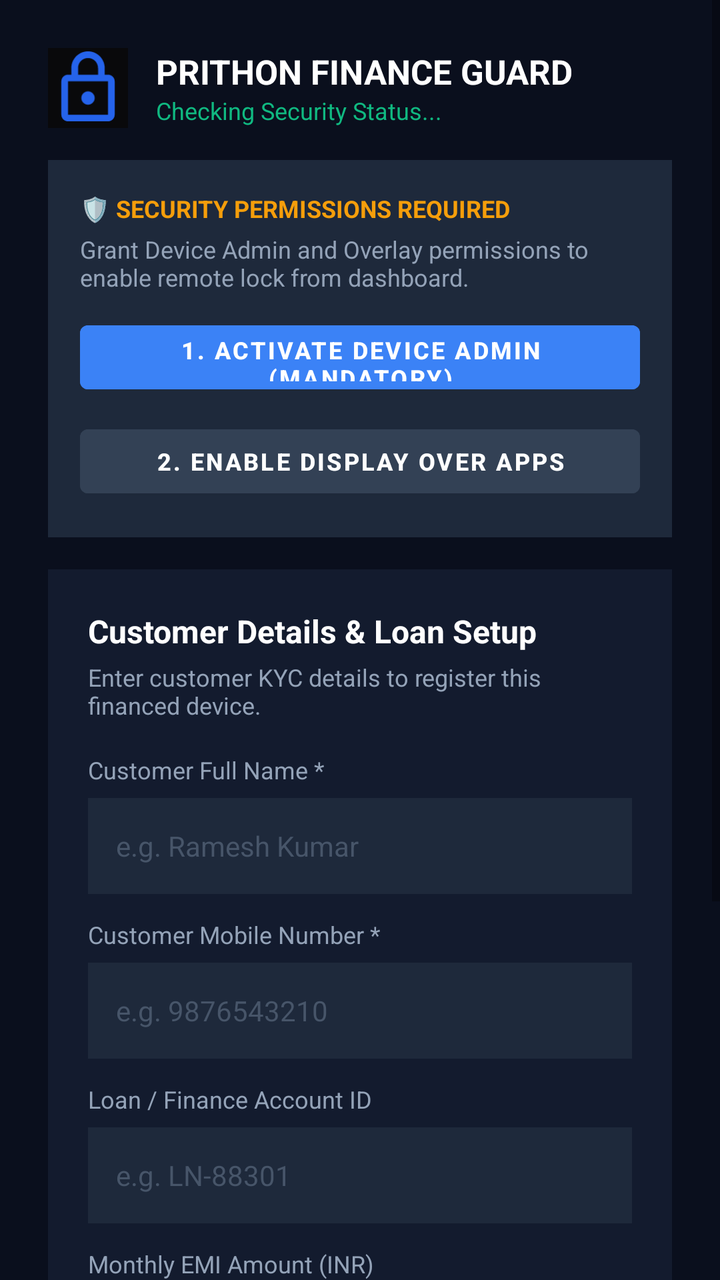
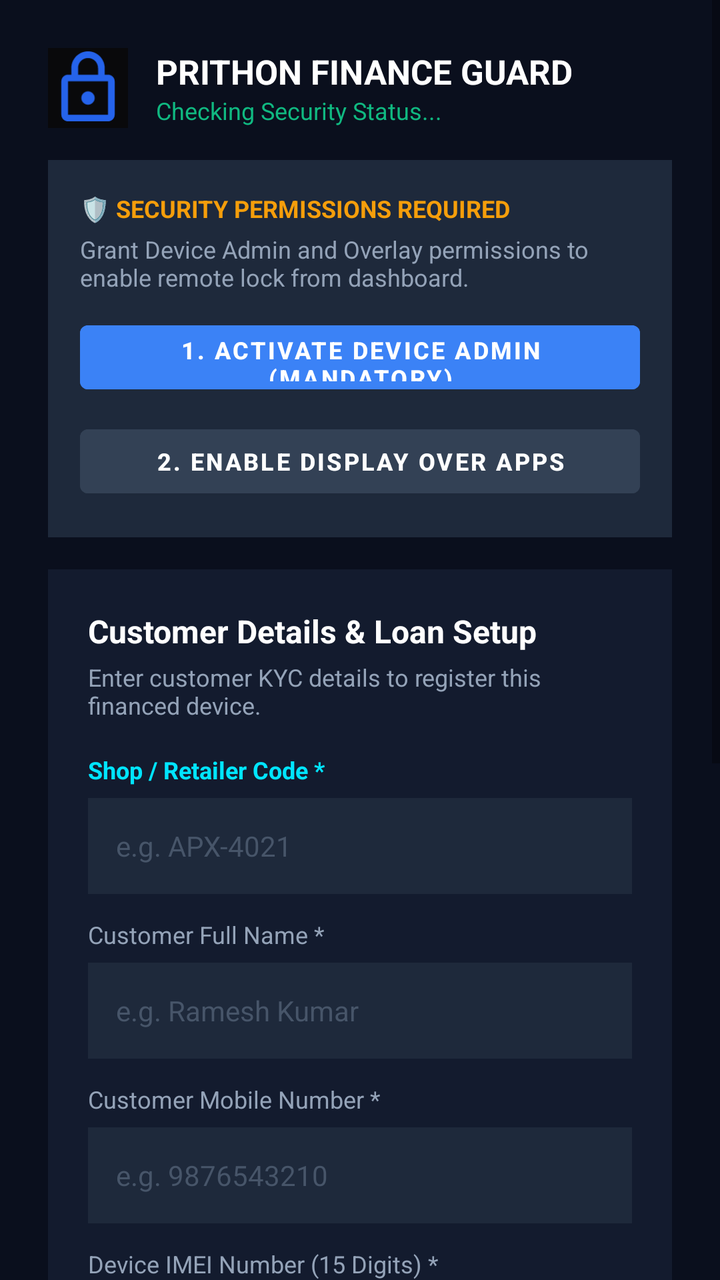

Two renders of the same Android screen: before a commit and after it. Below are the layout's source before the change and the commit's diff.
<!-- AndroidManifest.xml: application theme Theme.PrithonDpc -->
<!-- res/layout/activity_main.xml -->
<?xml version="1.0" encoding="utf-8"?>
<ScrollView xmlns:android="http://schemas.android.com/apk/res/android"
    android:layout_width="match_parent"
    android:layout_height="match_parent"
    android:background="@color/bg_dark"
    android:fillViewport="true">

    <LinearLayout
        android:layout_width="match_parent"
        android:layout_height="wrap_content"
        android:orientation="vertical"
        android:padding="24dp">

        
        <LinearLayout
            android:layout_width="match_parent"
            android:layout_height="wrap_content"
            android:orientation="horizontal"
            android:gravity="center_vertical"
            android:layout_marginBottom="16dp">

            <ImageView
                android:layout_width="40dp"
                android:layout_height="40dp"
                android:src="@drawable/ic_launcher"
                android:contentDescription="Logo" />

            <LinearLayout
                android:layout_width="0dp"
                android:layout_height="wrap_content"
                android:layout_weight="1"
                android:layout_marginStart="14dp"
                android:orientation="vertical">

                <TextView
                    android:layout_width="wrap_content"
                    android:layout_height="wrap_content"
                    android:text="PRITHON FINANCE GUARD"
                    android:textColor="@color/white"
                    android:textSize="17sp"
                    android:textStyle="bold" />

                <TextView
                    android:id="@+id/tvStatus"
                    android:layout_width="wrap_content"
                    android:layout_height="wrap_content"
                    android:text="Checking Security Status..."
                    android:textColor="@color/green_success"
                    android:textSize="12sp" />
            </LinearLayout>
        </LinearLayout>

        
        <LinearLayout
            android:id="@+id/cardPermissions"
            android:layout_width="match_parent"
            android:layout_height="wrap_content"
            android:orientation="vertical"
            android:background="#1E293B"
            android:padding="16dp"
            android:layout_marginBottom="16dp">

            <TextView
                android:layout_width="wrap_content"
                android:layout_height="wrap_content"
                android:text="🛡️ SECURITY PERMISSIONS REQUIRED"
                android:textColor="@color/yellow_pending"
                android:textSize="12sp"
                android:textStyle="bold" />

            <TextView
                android:id="@+id/tvPermDesc"
                android:layout_width="wrap_content"
                android:layout_height="wrap_content"
                android:text="Grant Device Admin and Overlay permissions to enable remote lock from dashboard."
                android:textColor="@color/text_muted"
                android:textSize="12sp"
                android:layout_marginTop="4dp" />

            <Button
                android:id="@+id/btnGrantAdmin"
                android:layout_width="match_parent"
                android:layout_height="44dp"
                android:text="1. ACTIVATE DEVICE ADMIN (MANDATORY)"
                android:backgroundTint="@color/blue_primary"
                android:textColor="@color/white"
                android:textSize="12sp"
                android:textStyle="bold"
                android:layout_marginTop="10dp" />

            <Button
                android:id="@+id/btnGrantOverlay"
                android:layout_width="match_parent"
                android:layout_height="44dp"
                android:text="2. ENABLE DISPLAY OVER APPS"
                android:backgroundTint="#334155"
                android:textColor="@color/white"
                android:textSize="12sp"
                android:textStyle="bold"
                android:layout_marginTop="8dp" />
        </LinearLayout>

        
        <LinearLayout
            android:id="@+id/cardCustomerSummary"
            android:layout_width="match_parent"
            android:layout_height="wrap_content"
            android:orientation="vertical"
            android:background="@color/card_dark"
            android:padding="16dp"
            android:visibility="gone"
            android:layout_marginBottom="16dp">

            <TextView
                android:layout_width="wrap_content"
                android:layout_height="wrap_content"
                android:text="CUSTOMER ONBOARDING ACTIVE"
                android:textColor="@color/blue_primary"
                android:textSize="12sp"
                android:textStyle="bold" />

            <TextView
                android:id="@+id/tvSummaryName"
                android:layout_width="wrap_content"
                android:layout_height="wrap_content"
                android:text="Name: Ramesh Sharma"
                android:textColor="@color/white"
                android:textSize="15sp"
                android:textStyle="bold"
                android:layout_marginTop="8dp" />

            <TextView
                android:id="@+id/tvSummaryPhone"
                android:layout_width="wrap_content"
                android:layout_height="wrap_content"
                android:text="Phone: +91 9876543210"
                android:textColor="@color/text_muted"
                android:textSize="13sp"
                android:layout_marginTop="4dp" />

            <TextView
                android:id="@+id/tvSummaryLoan"
                android:layout_width="wrap_content"
                android:layout_height="wrap_content"
                android:text="Loan ID: PRITHON-1024"
                android:textColor="@color/text_muted"
                android:textSize="13sp"
                android:layout_marginTop="4dp" />

            <TextView
                android:id="@+id/tvSummaryEmi"
                android:layout_width="wrap_content"
                android:layout_height="wrap_content"
                android:text="Monthly EMI: ₹2,500"
                android:textColor="@color/green_success"
                android:textSize="14sp"
                android:textStyle="bold"
                android:layout_marginTop="4dp" />

            <Button
                android:id="@+id/btnEditCustomer"
                android:layout_width="wrap_content"
                android:layout_height="40dp"
                android:text="Edit Details"
                android:textSize="12sp"
                android:layout_marginTop="12dp"
                android:backgroundTint="@color/card_dark"
                android:textColor="@color/blue_primary" />
        </LinearLayout>

        
        <LinearLayout
            android:id="@+id/cardCustomerForm"
            android:layout_width="match_parent"
            android:layout_height="wrap_content"
            android:orientation="vertical"
            android:background="@color/card_dark"
            android:padding="20dp"
            android:layout_marginBottom="16dp">

            <TextView
                android:layout_width="wrap_content"
                android:layout_height="wrap_content"
                android:text="Customer Details &amp; Loan Setup"
                android:textColor="@color/white"
                android:textSize="16sp"
                android:textStyle="bold" />

            <TextView
                android:layout_width="wrap_content"
                android:layout_height="wrap_content"
                android:text="Enter customer KYC details to register this financed device."
                android:textColor="@color/text_muted"
                android:textSize="12sp"
                android:layout_marginTop="4dp"
                android:layout_marginBottom="16dp" />

            
            <TextView
                android:layout_width="wrap_content"
                android:layout_height="wrap_content"
                android:text="Customer Full Name *"
                android:textColor="@color/text_muted"
                android:textSize="12sp" />

            <EditText
                android:id="@+id/etCustomerName"
                android:layout_width="match_parent"
                android:layout_height="48dp"
                android:hint="e.g. Ramesh Kumar"
                android:textColorHint="#475569"
                android:textColor="@color/white"
                android:textSize="14sp"
                android:background="#1E293B"
                android:paddingHorizontal="14dp"
                android:inputType="textPersonName"
                android:layout_marginTop="6dp"
                android:layout_marginBottom="12dp" />

            
            <TextView
                android:layout_width="wrap_content"
                android:layout_height="wrap_content"
                android:text="Customer Mobile Number *"
                android:textColor="@color/text_muted"
                android:textSize="12sp" />

            <EditText
                android:id="@+id/etCustomerPhone"
                android:layout_width="match_parent"
                android:layout_height="48dp"
                android:hint="e.g. 9876543210"
                android:textColorHint="#475569"
                android:textColor="@color/white"
                android:textSize="14sp"
                android:background="#1E293B"
                android:paddingHorizontal="14dp"
                android:inputType="phone"
                android:layout_marginTop="6dp"
                android:layout_marginBottom="12dp" />

            
            <TextView
                android:layout_width="wrap_content"
                android:layout_height="wrap_content"
                android:text="Loan / Finance Account ID"
                android:textColor="@color/text_muted"
                android:textSize="12sp" />

            <EditText
                android:id="@+id/etLoanId"
                android:layout_width="match_parent"
                android:layout_height="48dp"
                android:hint="e.g. LN-88301"
                android:textColorHint="#475569"
                android:textColor="@color/white"
                android:textSize="14sp"
                android:background="#1E293B"
                android:paddingHorizontal="14dp"
                android:inputType="textCapCharacters"
                android:layout_marginTop="6dp"
                android:layout_marginBottom="12dp" />

            
            <TextView
                android:layout_width="wrap_content"
                android:layout_height="wrap_content"
                android:text="Monthly EMI Amount (INR)"
                android:textColor="@color/text_muted"
                android:textSize="12sp" />

            <EditText
                android:id="@+id/etEmiAmount"
                android:layout_width="match_parent"
                android:layout_height="48dp"
                android:hint="e.g. 2500"
                android:textColorHint="#475569"
                android:textColor="@color/white"
                android:textSize="14sp"
                android:background="#1E293B"
                android:paddingHorizontal="14dp"
                android:inputType="number"
                android:layout_marginTop="6dp"
                android:layout_marginBottom="20dp" />

            <Button
                android:id="@+id/btnSaveCustomer"
                android:layout_width="match_parent"
                android:layout_height="50dp"
                android:text="ACTIVATE &amp; SYNC WITH SERVER"
                android:backgroundTint="@color/blue_primary"
                android:textColor="@color/white"
                android:textStyle="bold"
                android:textSize="13sp" />
        </LinearLayout>

        
        <LinearLayout
            android:layout_width="match_parent"
            android:layout_height="wrap_content"
            android:orientation="vertical"
            android:background="@color/card_dark"
            android:padding="16dp"
            android:layout_marginBottom="16dp">

            <TextView
                android:id="@+id/tvDeviceId"
                android:layout_width="wrap_content"
                android:layout_height="wrap_content"
                android:text="Device ID: ..."
                android:textColor="@color/white"
                android:textSize="12sp" />

            <TextView
                android:id="@+id/tvServerEndpoint"
                android:layout_width="wrap_content"
                android:layout_height="wrap_content"
                android:text="Server: ..."
                android:textColor="@color/text_muted"
                android:textSize="12sp"
                android:layout_marginTop="4dp" />
        </LinearLayout>

    </LinearLayout>
</ScrollView>
<!-- resources referenced by this layout -->
<resources>
  <color name="bg_dark">#0A0F1D</color>
  <color name="blue_primary">#3B82F6</color>
  <color name="card_dark">#131B2E</color>
  <color name="green_success">#10B981</color>
  <color name="text_muted">#94A3B8</color>
  <color name="white">#FFFFFFFF</color>
  <color name="yellow_pending">#F59E0B</color>
  <!-- drawable ic_launcher (drawable) -->
  <vector xmlns:android="http://schemas.android.com/apk/res/android"
      android:width="108dp"
      android:height="108dp"
      android:viewportWidth="24"
      android:viewportHeight="24">
      <path
          android:fillColor="#09090b"
          android:pathData="M0,0h24v24H0z"/>
      <path
          android:fillColor="#2563eb"
          android:pathData="M18,8h-1V6c0,-2.76 -2.24,-5 -5,-5S7,3.24 7,6v2H6c-1.1,0 -2,0.9 -2,2v10c0,1.1 0.9,2 2,2h12c1.1,0 2,-0.9 2,-2V10c0,-1.1 -0.9,-2 -2,-2zM9,6c0,-1.66 1.34,-3 3,-3s3,1.34 3,3v2H9V6zm9,14H6V10h12v10zm-6,-3c1.1,0 2,-0.9 2,-2s-0.9,-2 -2,-2 -2,0.9 -2,2 0.9,2 2,2z"/>
  </vector>
  <style name="Theme.PrithonDpc" parent="Theme.MaterialComponents.DayNight.NoActionBar">
          <item name="colorPrimary">@color/blue_primary</item>
          <item name="android:statusBarColor">@color/bg_dark</item>
          <item name="android:navigationBarColor">@color/bg_dark</item>
      </style>
</resources>

<!-- the commit's change to res/layout/activity_main.xml (unified diff, before → after) -->
@@ -139,6 +139,25 @@
                 android:layout_marginTop="4dp" />
 
             <TextView
+                android:id="@+id/tvSummaryShop"
+                android:layout_width="wrap_content"
+                android:layout_height="wrap_content"
+                android:text="Shop Code: APX-4021"
+                android:textColor="@color/cyan_primary"
+                android:textSize="13sp"
+                android:textStyle="bold"
+                android:layout_marginTop="4dp" />
+
+            <TextView
+                android:id="@+id/tvSummaryImei"
+                android:layout_width="wrap_content"
+                android:layout_height="wrap_content"
+                android:text="IMEI: 860123456789012"
+                android:textColor="@color/text_muted"
+                android:textSize="13sp"
+                android:layout_marginTop="4dp" />
+
+            <TextView
                 android:id="@+id/tvSummaryLoan"
                 android:layout_width="wrap_content"
                 android:layout_height="wrap_content"
@@ -199,6 +218,29 @@
             <TextView
                 android:layout_width="wrap_content"
                 android:layout_height="wrap_content"
+                android:text="Shop / Retailer Code *"
+                android:textColor="@color/cyan_primary"
+                android:textSize="12sp"
+                android:textStyle="bold" />
+
+            <EditText
+                android:id="@+id/etTenantCode"
+                android:layout_width="match_parent"
+                android:layout_height="48dp"
+                android:hint="e.g. APX-4021"
+                android:textColorHint="#475569"
+                android:textColor="@color/white"
+                android:textSize="14sp"
+                android:background="#1E293B"
+                android:paddingHorizontal="14dp"
+                android:inputType="textCapCharacters"
+                android:layout_marginTop="6dp"
+                android:layout_marginBottom="12dp" />
+
+            
+            <TextView
+                android:layout_width="wrap_content"
+                android:layout_height="wrap_content"
                 android:text="Customer Full Name *"
                 android:textColor="@color/text_muted"
                 android:textSize="12sp" />
@@ -236,6 +278,29 @@
                 android:background="#1E293B"
                 android:paddingHorizontal="14dp"
                 android:inputType="phone"
+                android:layout_marginTop="6dp"
+                android:layout_marginBottom="12dp" />
+
+            
+            <TextView
+                android:layout_width="wrap_content"
+                android:layout_height="wrap_content"
+                android:text="Device IMEI Number (15 Digits) *"
+                android:textColor="@color/text_muted"
+                android:textSize="12sp" />
+
+            <EditText
+                android:id="@+id/etEnteredImei"
+                android:layout_width="match_parent"
+                android:layout_height="48dp"
+                android:hint="e.g. 860123456789012"
+                android:textColorHint="#475569"
+                android:textColor="@color/white"
+                android:textSize="14sp"
+                android:background="#1E293B"
+                android:paddingHorizontal="14dp"
+                android:inputType="number"
+                android:maxLength="15"
                 android:layout_marginTop="6dp"
                 android:layout_marginBottom="12dp" />
 
<!-- resource entries referenced after the edit -->
@@ -3,6 +3,7 @@
   <color name="bg_dark">#0A0F1D</color>
   <color name="blue_primary">#3B82F6</color>
   <color name="card_dark">#131B2E</color>
+  <color name="cyan_primary">#00E5FF</color>
   <color name="green_success">#10B981</color>
   <color name="text_muted">#94A3B8</color>
   <color name="white">#FFFFFFFF</color>
